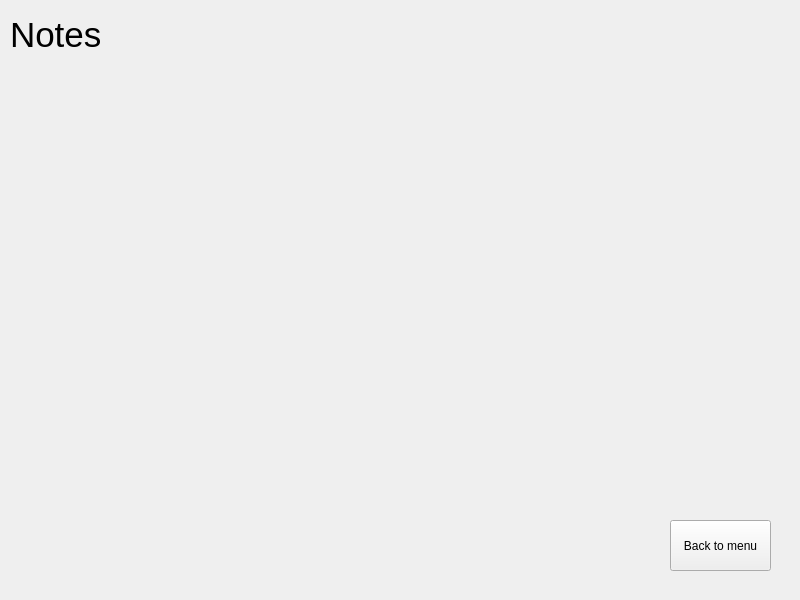
The window that noteswindow.ui (Ancellie/organizer_on_qt) describes before a commit, drawn with Qt 5.
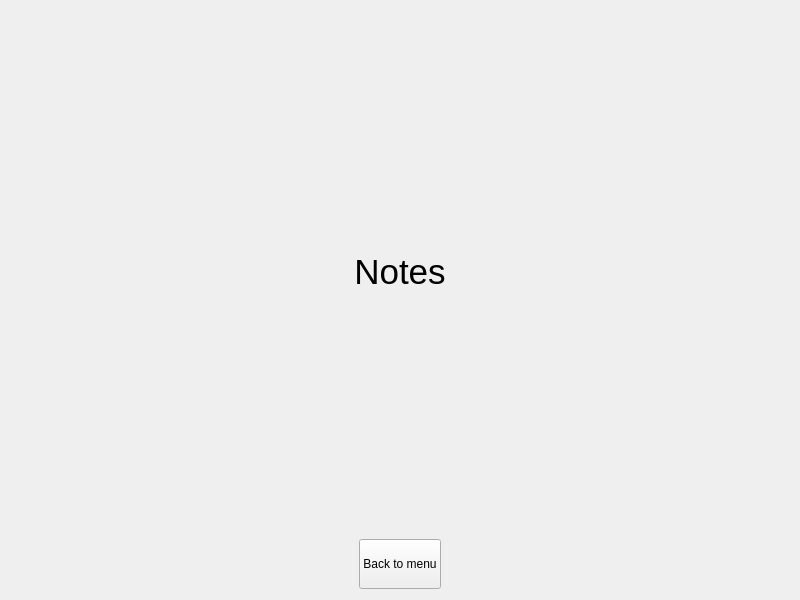
The same window after the commit.

```diff
--- a/noteswindow.ui
+++ b/noteswindow.ui
@@ -13,43 +13,76 @@
   <property name="windowTitle">
    <string>Form</string>
   </property>
+  <layout class="QVBoxLayout" name="verticalLayout_3">
+   <item>
   <widget class="QLabel" name="label">
-   <property name="geometry">
-    <rect>
-     <x>10</x>
-     <y>0</y>
-     <width>251</width>
-     <height>71</height>
-    </rect>
+     <property name="enabled">
+      <bool>true</bool>
+     </property>
+     <property name="sizePolicy">
+      <sizepolicy hsizetype="Preferred" vsizetype="Minimum">
+       <horstretch>0</horstretch>
+       <verstretch>0</verstretch>
+      </sizepolicy>
+     </property>
+     <property name="minimumSize">
+      <size>
+       <width>0</width>
+       <height>50</height>
+      </size>
    </property>
    <property name="text">
-    <string>&lt;html&gt;&lt;head/&gt;&lt;body&gt;&lt;p&gt;&lt;span style=&quot; font-size:26pt;&quot;&gt;Notes&lt;/span&gt;&lt;/p&gt;&lt;/body&gt;&lt;/html&gt;</string>
-   </property>
-  </widget>
+      <string>&lt;html&gt;&lt;head/&gt;&lt;body&gt;&lt;p align=&quot;center&quot;&gt;&lt;span style=&quot; font-size:26pt;&quot;&gt;Notes&lt;/span&gt;&lt;/p&gt;&lt;/body&gt;&lt;/html&gt;</string>
+     </property>
+    </widget>
+   </item>
+   <item>
+    <layout class="QVBoxLayout" name="verticalLayout"/>
+   </item>
+   <item>
+    <layout class="QHBoxLayout" name="horizontalLayout">
+     <item>
+      <spacer name="horizontalSpacer_2">
+       <property name="orientation">
+        <enum>Qt::Horizontal</enum>
+       </property>
+       <property name="sizeHint" stdset="0">
+        <size>
+         <width>40</width>
+         <height>20</height>
+        </size>
+       </property>
+      </spacer>
+     </item>
+     <item>
   <widget class="QPushButton" name="backButton">
-   <property name="geometry">
-    <rect>
-     <x>670</x>
-     <y>520</y>
-     <width>101</width>
-     <height>51</height>
-    </rect>
+       <property name="minimumSize">
+        <size>
+         <width>50</width>
+         <height>50</height>
+        </size>
    </property>
    <property name="text">
     <string>Back to menu</string>
    </property>
   </widget>
-  <widget class="QWidget" name="verticalLayoutWidget">
-   <property name="geometry">
-    <rect>
-     <x>9</x>
-     <y>59</y>
-     <width>781</width>
-     <height>451</height>
-    </rect>
-   </property>
-   <layout class="QVBoxLayout" name="verticalLayout"/>
-  </widget>
+     </item>
+     <item>
+      <spacer name="horizontalSpacer">
+       <property name="orientation">
+        <enum>Qt::Horizontal</enum>
+       </property>
+       <property name="sizeHint" stdset="0">
+        <size>
+         <width>40</width>
+         <height>20</height>
+        </size>
+       </property>
+      </spacer>
+     </item>
+    </layout>
+   </item>
+  </layout>
  </widget>
  <resources/>
  <connections/>
```
Lines whose indentation alone changed are shown as unchanged.
